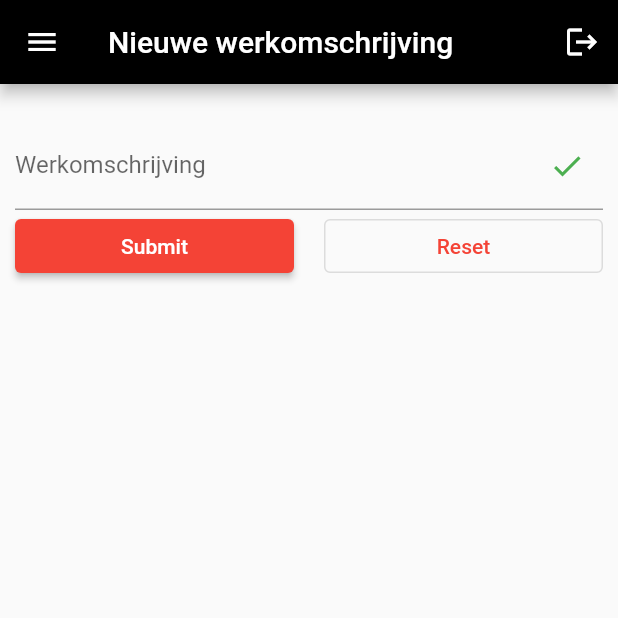
After one commit to liann1991/strik-werkbonnen-flutter, a Flutter app: the CreateWerkomschrijvingPage screen opened directly, on a phone screen of 412 x 824 dp, the top half of it. The commit adds this screen. Run offline on Flutter 3.47's test engine with Material 2 defaults, Android fonts, the phone set to English and light mode, and no system bars; drawn by our look-alikes of flutter_form_builder; our stand-ins replace dots_indicator, form_builder_validators, shared_preferences; missing offline and left inert: dart:js, flappy_search_bar; accounts and stored records are empty; network calls fail.

Commit message:
create werkomschrijving werkend met api post, dropdown werkbonnen werkend bij edit.

```diff
--- a/lib/main.dart
+++ b/lib/main.dart
@@ -1,5 +1,6 @@
 import 'package:flutter/material.dart';
 import 'package:flutter_app_backend/welcome/welcome_page.dart';
+import 'package:form_builder_validators/localization/l10n.dart';
 
 void main() {
   runApp(MyApp());
@@ -16,6 +17,9 @@ class MyApp extends StatelessWidget {
         primarySwatch: Colors.red,
         primaryColor: Colors.black,
       ),
+        localizationsDelegates: [
+          FormBuilderLocalizations.delegate,
+        ],
       home: WelcomePage(),
     );
   }
--- /dev/null
+++ b/lib/pages/werkomschrijvingen/create_werkomschrijving.dart
@@ -0,0 +1,166 @@
+import 'dart:convert';
+
+import 'package:flutter/material.dart';
+import 'package:shared_preferences/shared_preferences.dart';
+import '../../api/my_api.dart';
+import '../../components/menu.dart';
+import '../../models/get_werkomschrijvingen_info.dart';
+import 'package:flutter_form_builder/flutter_form_builder.dart';
+import 'package:form_builder_validators/form_builder_validators.dart';
+import 'package:intl/intl.dart';
+import 'package:intl/date_symbol_data_local.dart';
+// import 'package:settings_ui/pages/settings.dart';
+
+class SettingsUI extends StatelessWidget {
+  @override
+  Widget build(BuildContext context) {
+    return MaterialApp(
+      debugShowCheckedModeBanner: false,
+      title: "Setting UI",
+      home: CreateWerkomschrijvingPage(),
+    );
+  }
+}
+
+class CreateWerkomschrijvingPage extends StatefulWidget {
+  final WerkomschrijvingData werkomschrijvingen;
+  final int index;
+
+  CreateWerkomschrijvingPage({Key key, this.werkomschrijvingen, this.index}) : super(key: key);
+
+  @override
+  _CreateWerkomschrijvingPageState createState() => _CreateWerkomschrijvingPageState();
+}
+
+postOmschrijving(data) async {
+  CallApi().postData(data, "werkomschrijving");
+  print('gelukt!');
+}
+
+class FormModel {
+  String omschrijving;
+  FormModel({this.omschrijving});
+}
+
+class _CreateWerkomschrijvingPageState extends State<CreateWerkomschrijvingPage> {
+  bool autoValidate = true;
+  bool readOnly = false;
+  bool showSegmentedControl = true;
+  var userInfo = '';
+  bool _omschrijvingHasError = false;
+  final _formKey = GlobalKey<FormBuilderState>();
+  final model = FormModel();
+
+  @override
+  Widget build(BuildContext context) {
+    initializeDateFormatting('nl_NL', null);
+
+    return Scaffold(
+      drawer: Menu(),
+      appBar: AppBar(
+        backgroundColor: Colors.black,
+        title: Text("Nieuwe werkomschrijving"),
+        actions: <Widget>[
+          IconButton(
+            icon: Icon(
+              Icons.logout,
+              color: Colors.white,
+            ),
+            onPressed: () {
+              // do something
+            },
+          ),
+          // SearchBar(onSearch: onSearch, onItemFound: onItemFound),
+        ],
+      ),
+      body: Padding(
+        padding: const EdgeInsets.all(10),
+        child: SingleChildScrollView(
+          child: Column(
+            children: <Widget>[
+              FormBuilder(
+                key: _formKey,
+                // enabled: false,
+                onChanged: () {
+                  _formKey.currentState.save();
+                  debugPrint(_formKey.currentState.value.toString());
+                },
+                autovalidateMode: AutovalidateMode.disabled,
+                skipDisabled: true,
+                child: Column(
+                  children: <Widget>[
+                    const SizedBox(height: 15),
+                FormBuilderTextField(
+                    autovalidateMode: AutovalidateMode.always,
+                    name: 'omschrijving',
+                    decoration: InputDecoration(
+                      labelText: 'Werkomschrijving',
+                      suffixIcon: _omschrijvingHasError
+                          ? const Icon(Icons.error, color: Colors.red)
+                          : const Icon(Icons.check, color: Colors.green),
+                    ),
+                    onChanged: (val) {
+                      setState(() {
+                        _omschrijvingHasError = !(_formKey.currentState?.fields['omschrijving']
+                            ?.validate() ??
+                            false);
+                      });
+                    },
+                    // valueTransformer: (text) => num.tryParse(text),
+                    validator: FormBuilderValidators.compose([
+                      FormBuilderValidators.required(),
+                      FormBuilderValidators.max(120),
+                    ]),
+                  onSaved: (value){
+                      model.omschrijving = value;
+                  },
+                    // initialValue: '12',
+                    keyboardType: TextInputType.text,
+                    textInputAction: TextInputAction.next,
+                  ),
+                  ],
+                ),
+              ),
+              Row(
+                children: <Widget>[
+                  Expanded(
+                    child: ElevatedButton(
+                      onPressed: () {
+                        if (_formKey.currentState?.saveAndValidate() ?? false) {
+                          _formKey.currentState.save();
+                          postOmschrijving(model.omschrijving.toString());
+                          debugPrint(model.toString());
+                        } else {
+                          debugPrint(_formKey.currentState?.value.toString());
+                          debugPrint('validation failed');
+                        }
+                      },
+                      child: const Text(
+                        'Submit',
+                        style: TextStyle(color: Colors.white),
+                      ),
+                    ),
+                  ),
+                  const SizedBox(width: 20),
+                  Expanded(
+                    child: OutlinedButton(
+                      onPressed: () {
+                        _formKey.currentState?.reset();
+                      },
+                      // color: Theme.of(context).colorScheme.secondary,
+                      child: Text(
+                        'Reset',
+                        style: TextStyle(
+                            color: Theme.of(context).colorScheme.secondary),
+                      ),
+                    ),
+                  ),
+                ],
+              ),
+            ],
+          ),
+        ),
+      ),
+    );
+  }
+  }
```
Also changed, not shown: lib/api/my_api.dart (+6 -3 lines), lib/pages/werkbonnen/create_werkbonnen.dart (+39 -9 lines), lib/pages/werkbonnen/edit_werkbonnen.dart (+13 -20 lines), lib/pages/werkomschrijvingen/werkomschrijvingen_page.dart (+15 -0 lines).
